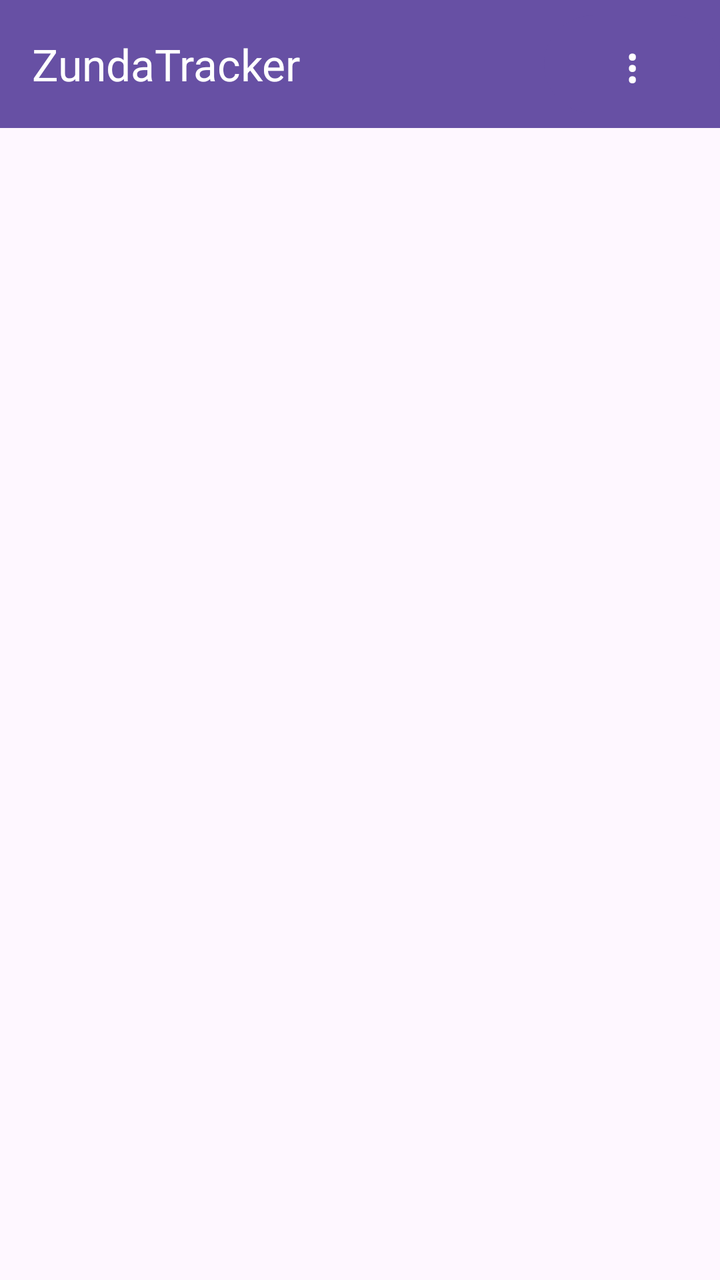
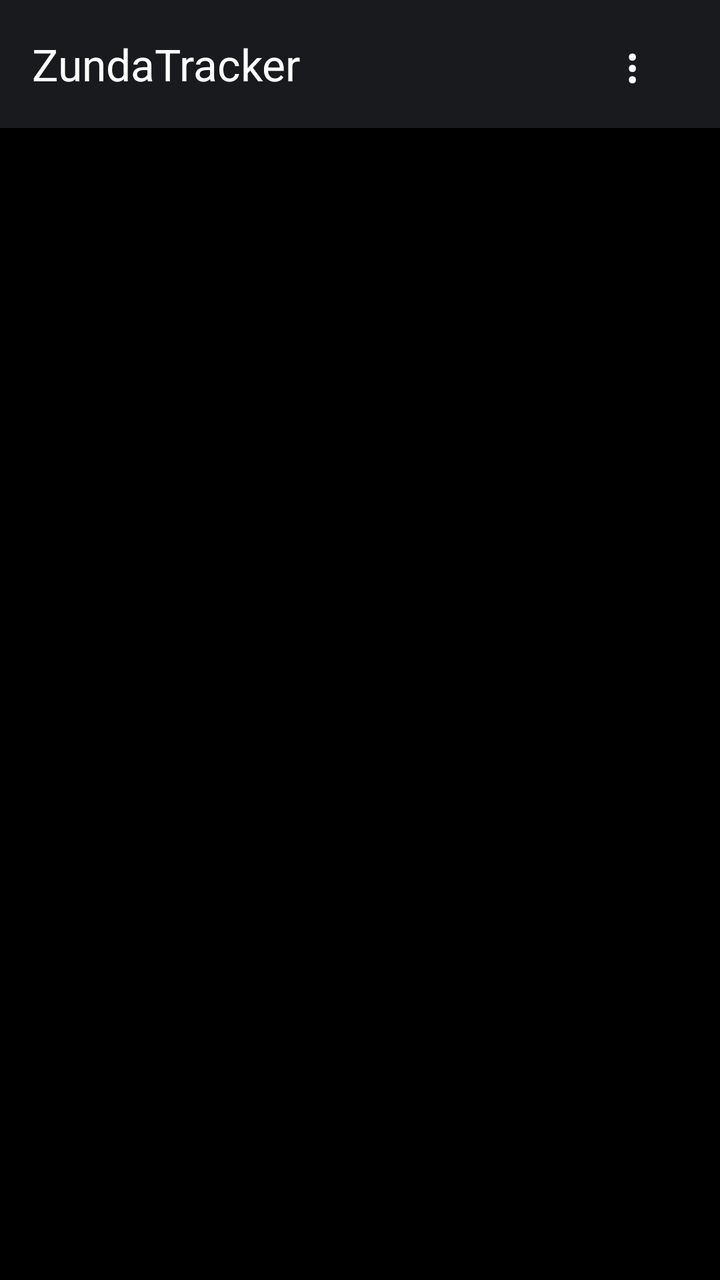

Before-and-after screenshots of an Android layout around one commit, followed by the original layout XML and the change that was made.
<!-- AndroidManifest.xml: application theme Theme.Zundatracker -->
<!-- res/layout/activity_main.xml -->
<?xml version="1.0" encoding="utf-8"?>
<androidx.constraintlayout.widget.ConstraintLayout
    xmlns:android="http://schemas.android.com/apk/res/android"
    xmlns:app="http://schemas.android.com/apk/res-auto"
    xmlns:tools="http://schemas.android.com/tools"
    android:id="@+id/main"
    android:layout_width="match_parent"
    android:layout_height="match_parent"
    tools:context=".MainActivity">

    
    <androidx.appcompat.widget.Toolbar
        android:id="@+id/toolbar"
        android:layout_width="0dp"
        android:layout_height="?attr/actionBarSize"
        android:background="?attr/colorPrimary"
        app:title="ZundaTracker"
        app:titleTextColor="@android:color/white"
        app:layout_constraintTop_toTopOf="parent"
        app:layout_constraintStart_toStartOf="parent"
        app:layout_constraintEnd_toEndOf="parent" />

    
    <GridLayout
        android:id="@+id/timerGrid"
        android:layout_width="0dp"
        android:layout_height="0dp"
        android:columnCount="1"
        android:padding="8dp"
        app:layout_constraintTop_toBottomOf="@id/toolbar"
        app:layout_constraintBottom_toBottomOf="parent"
        app:layout_constraintStart_toStartOf="parent"
        app:layout_constraintEnd_toEndOf="parent" />

    <Button
        android:id="@+id/button"
        android:layout_width="wrap_content"
        android:layout_height="wrap_content"
        android:text="⋮"
        android:textSize="24sp"
        app:layout_constraintTop_toTopOf="@id/toolbar"
        app:layout_constraintBottom_toBottomOf="@id/toolbar"
        app:layout_constraintEnd_toEndOf="@id/toolbar"
        android:padding="8dp"/>

</androidx.constraintlayout.widget.ConstraintLayout>
<!-- resources referenced by this layout -->
<resources>
  <style name="Theme.Zundatracker" parent="Base.Theme.Zundatracker" />
  <style name="Base.Theme.Zundatracker" parent="Theme.Material3.DayNight.NoActionBar">
          
          
      </style>
</resources>

<!-- the commit's change to res/layout/activity_main.xml (unified diff, before → after) -->
@@ -6,6 +6,7 @@
     android:id="@+id/main"
     android:layout_width="match_parent"
     android:layout_height="match_parent"
+    android:background="@android:color/black"
     tools:context=".MainActivity">
 
     
@@ -13,7 +14,7 @@
         android:id="@+id/toolbar"
         android:layout_width="0dp"
         android:layout_height="?attr/actionBarSize"
-        android:background="?attr/colorPrimary"
+        android:background="#181a1d"
         app:title="ZundaTracker"
         app:titleTextColor="@android:color/white"
         app:layout_constraintTop_toTopOf="parent"
@@ -38,6 +39,8 @@
         android:layout_height="wrap_content"
         android:text="⋮"
         android:textSize="24sp"
+        android:textColor="@android:color/white"
+        android:background="@android:color/transparent"
         app:layout_constraintTop_toTopOf="@id/toolbar"
         app:layout_constraintBottom_toBottomOf="@id/toolbar"
         app:layout_constraintEnd_toEndOf="@id/toolbar"
